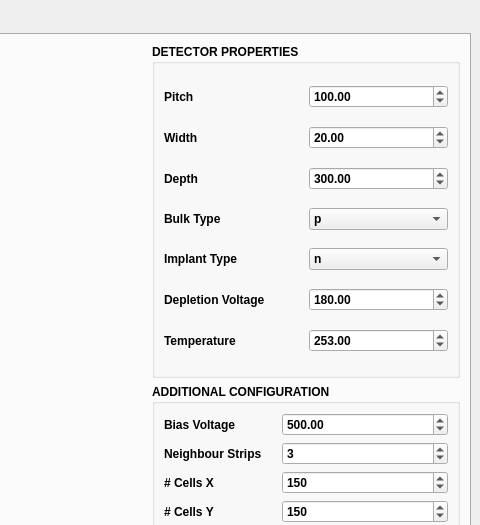
The window that src/mainWindow.ui (IFCA-HEP/TRACS) describes before a commit, drawn with Qt 5; both pictures show x 583 to 1063 and y 0 to 525 of the 1063 by 759 pixel window.
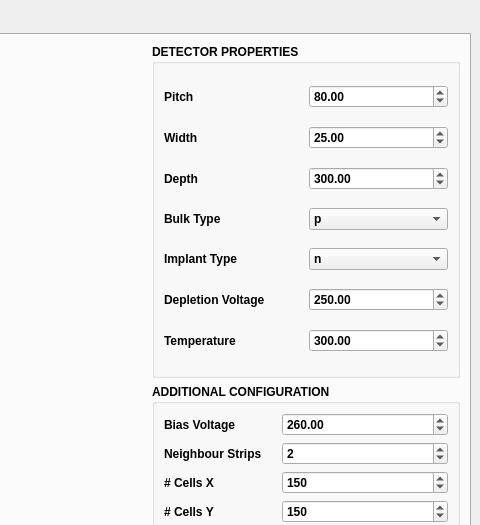
The same window after the commit. Custom widgets are drawn as their Qt base class.

The edit to the form file:
```diff
--- a/src/mainWindow.ui
+++ b/src/mainWindow.ui
@@ -60,7 +60,7 @@
               <double>9999.000000000000000</double>
              </property>
              <property name="value">
-              <double>180.00000000000000</double>
+              <double>250.00000000000000</double>
              </property>
             </widget>
            </item>
@@ -83,7 +83,7 @@
               <double>0.000000000000000000</double>
              </property>
              <property name="value">
-              <double>253.00000000000000</double>
+              <double>300.00000000000000</double>
              </property>
             </widget>
            </item>
@@ -119,7 +119,7 @@
               <double>100000.000000000000000</double>
              </property>
              <property name="value">
-              <double>20.000000000000000</double>
+              <double>25.000000000000000</double>
              </property>
             </widget>
            </item>
@@ -150,7 +150,7 @@
               <double>100000.000000000000000</double>
              </property>
              <property name="value">
-              <double>100.00000000000000</double>
+              <double>80.000000000000000</double>
              </property>
             </widget>
            </item>
@@ -233,7 +233,7 @@
               <double>1000.000000000000000</double>
              </property>
              <property name="value">
-              <double>500.000000000000000</double>
+              <double>260.000000000000000</double>
              </property>
             </widget>
            </item>
@@ -250,7 +250,7 @@
               <number>10</number>
              </property>
              <property name="value">
-              <number>3</number>
+              <number>2</number>
              </property>
             </widget>
            </item>
```
Left out of the diff: 9 changed lines with no effect on the pictures.
